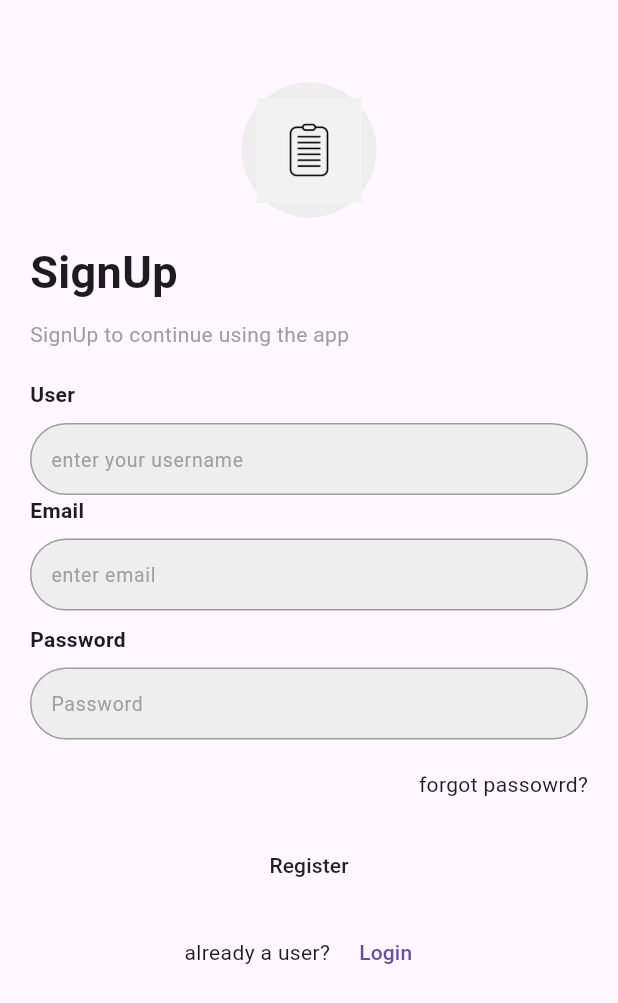
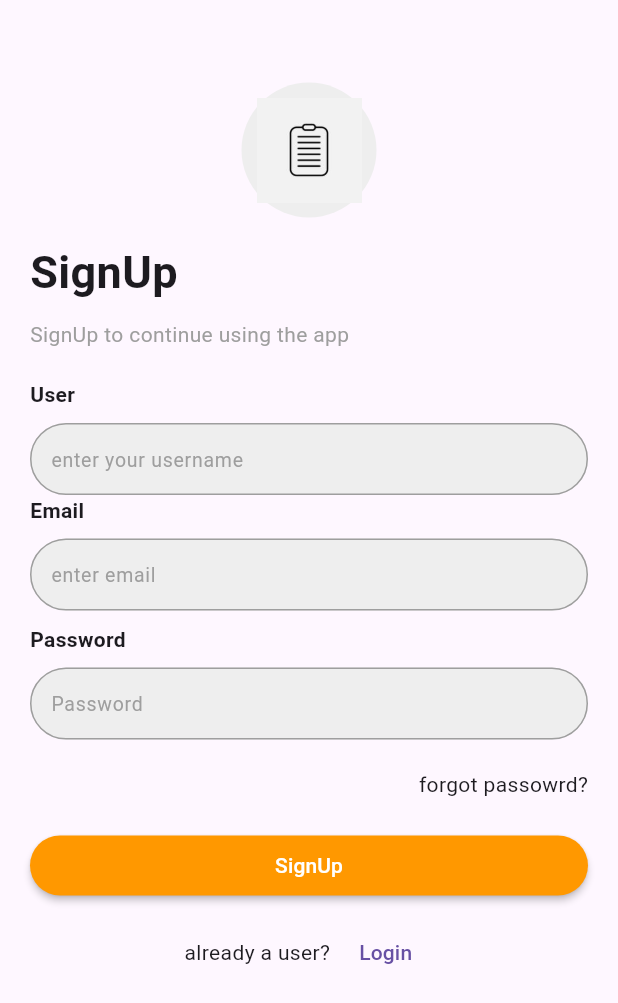
Before and after one commit to Amjadyabroudi128/noteapp, a Flutter app: the SignUp screen opened by its route, on a phone screen of 412 x 824 dp. Shown: the top 1003 px of the screen. Run offline on Flutter 3.47's test engine with Material 3 defaults, Android fonts, the phone set to English and light mode, and no system bars; our stand-ins replace cloud_firestore, firebase_auth, firebase_core; accounts and stored records are empty.

Commit message:
added custom button

```diff
--- a/lib/auth/Registration.dart
+++ b/lib/auth/Registration.dart
@@ -2,6 +2,7 @@
 import 'package:firebase_auth/firebase_auth.dart';
 import 'package:flutter/cupertino.dart';
 import 'package:flutter/material.dart';
+import 'package:flutter/services.dart';
 import 'package:pushnotification/components/CostomButton.dart';
 import 'package:pushnotification/components/customlogoauth.dart';
 import 'package:pushnotification/components/textformfield.dart';
@@ -22,6 +23,11 @@ class _SignUpState extends State<SignUp> {
 
   @override
   Widget build(BuildContext context) {
+    SystemChrome.setSystemUIOverlayStyle(
+        SystemUiOverlayStyle(
+            statusBarColor: Colors.transparent,
+        )
+    );
     return Scaffold(
       body: Container(
         padding: EdgeInsets.all(20),
@@ -55,8 +61,7 @@ class _SignUpState extends State<SignUp> {
                   ],
                 )
             ),
-            MaterialButton(
-              onPressed: () async {
+            CustomButton(onPressed: ()async {
           try {
             final auth = await FirebaseAuth.instance.createUserWithEmailAndPassword(
               email: emailcontroller.text,
@@ -72,9 +77,7 @@ class _SignUpState extends State<SignUp> {
           } catch (e) {
             print(e);
           }
-              },
-              child: Text("Register"),
-            ),
+        }, title: "SignUp"),
             SizedBox(height: 10,),
             Row(
               mainAxisAlignment: MainAxisAlignment.center,
```
Lines whose indentation alone changed are shown as unchanged.
